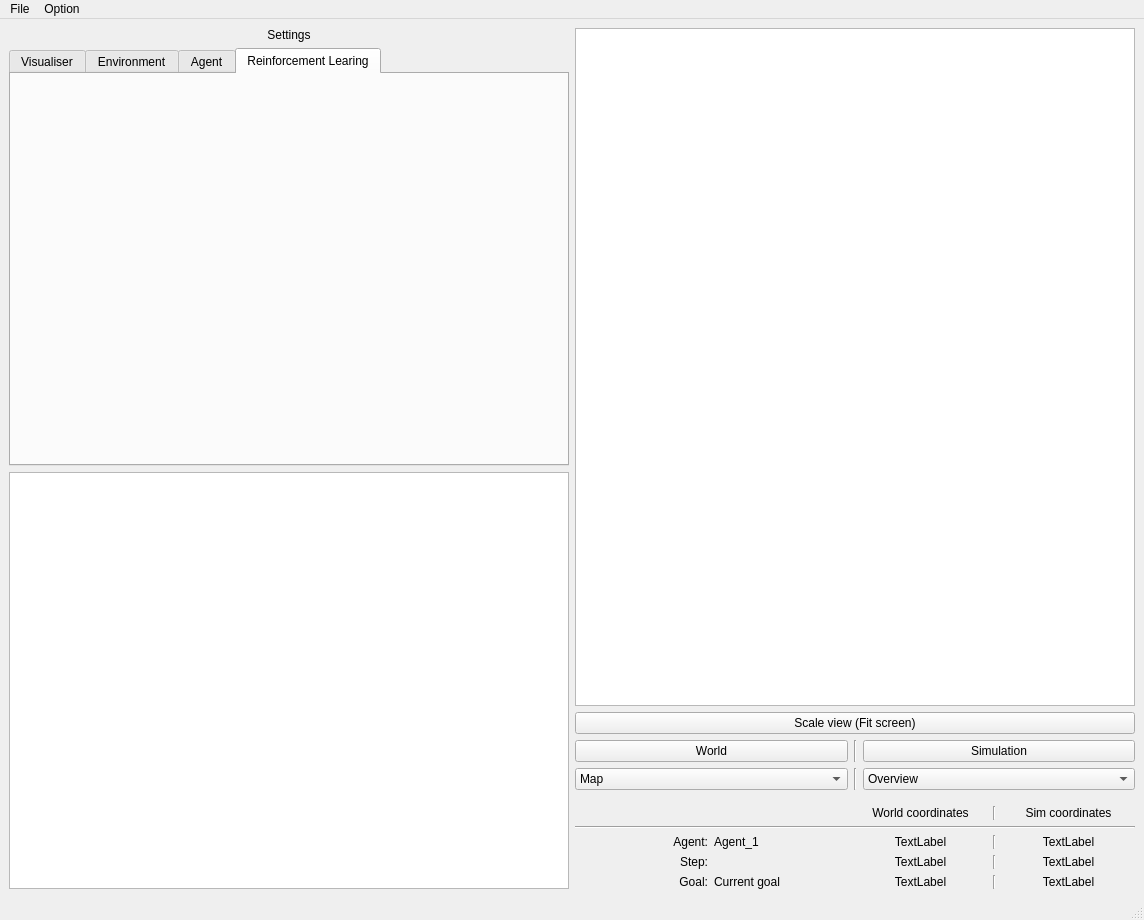
First picture: the form in RSAI_Engine/GUI/Layouts/Layout_2.ui, repository vguillet/RSAI_Engine, before the edit.
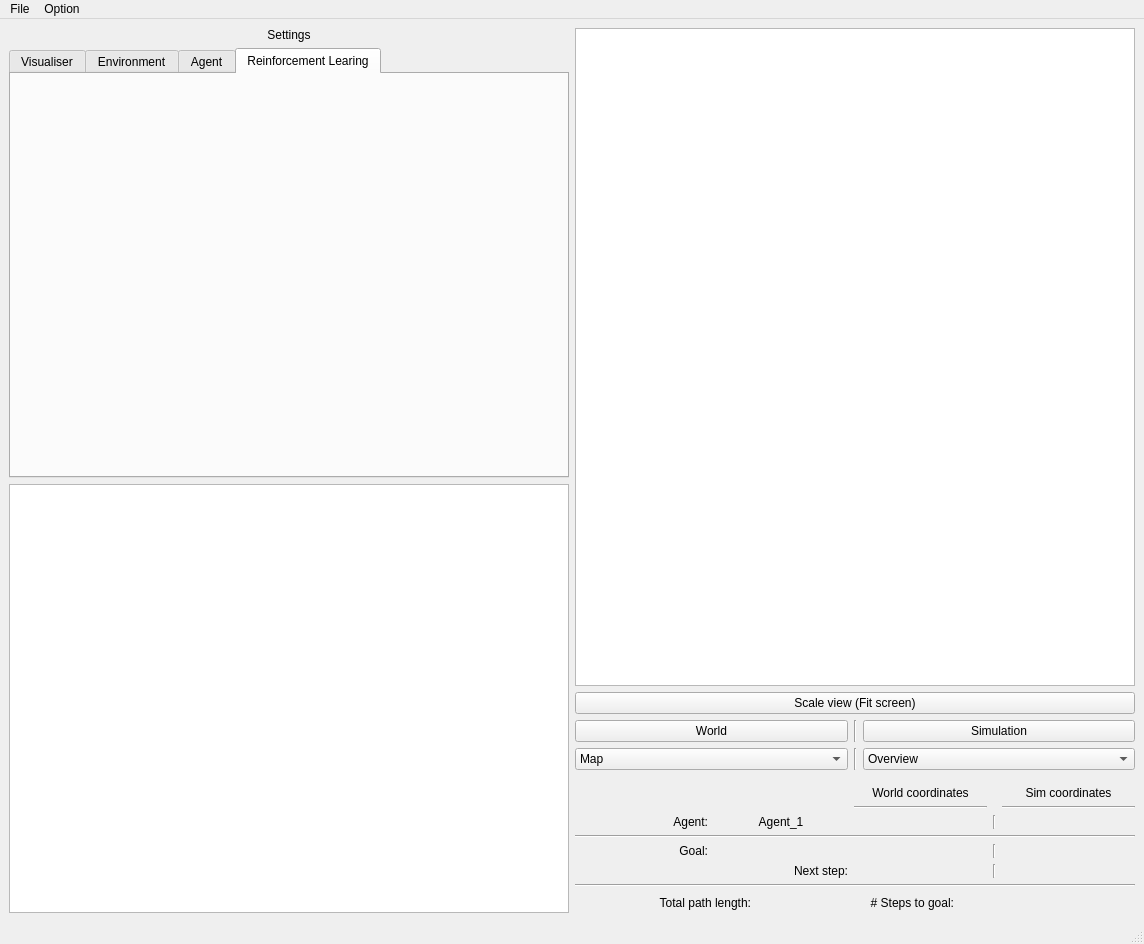
Second picture: the form after the edit.

Commit message: finished gui summary, added path coordinate shift

Diff of the .ui file:
```diff
--- a/RSAI_Engine/GUI/Layouts/Layout_2.ui
+++ b/RSAI_Engine/GUI/Layouts/Layout_2.ui
@@ -7,7 +7,7 @@
     <x>0</x>
     <y>0</y>
     <width>1144</width>
-    <height>920</height>
+    <height>944</height>
    </rect>
   </property>
   <property name="minimumSize">
@@ -59,6 +59,7 @@
            <attribute name="title">
             <string>Reinforcement Learing</string>
            </attribute>
+           <layout class="QHBoxLayout" name="horizontalLayout_8"/>
           </widget>
          </widget>
         </item>
@@ -179,165 +180,153 @@
          </spacer>
         </item>
         <item>
-         <layout class="QVBoxLayout" name="verticalLayout_6">
-          <item>
-           <layout class="QHBoxLayout" name="horizontalLayout_2">
-            <item>
-             <widget class="QLabel" name="label_2">
-              <property name="text">
-               <string/>
-              </property>
-              <property name="margin">
-               <number>-8</number>
-              </property>
-             </widget>
-            </item>
-            <item>
-             <widget class="QLabel" name="label_11">
-              <property name="text">
-               <string/>
-              </property>
-             </widget>
-            </item>
-            <item>
-             <widget class="QLabel" name="label_3">
-              <property name="text">
-               <string>World coordinates</string>
-              </property>
-              <property name="alignment">
-               <set>Qt::AlignCenter</set>
-              </property>
-             </widget>
-            </item>
-            <item>
-             <widget class="Line" name="line_4">
-              <property name="orientation">
-               <enum>Qt::Vertical</enum>
-              </property>
-             </widget>
-            </item>
-            <item>
-             <widget class="QLabel" name="label_4">
-              <property name="text">
-               <string>Sim coordinates</string>
-              </property>
-              <property name="alignment">
-               <set>Qt::AlignCenter</set>
-              </property>
-             </widget>
-            </item>
-           </layout>
+         <layout class="QGridLayout" name="gridLayout_2">
+          <item row="0" column="4">
+           <widget class="QLabel" name="label_4">
+            <property name="text">
+             <string>Sim coordinates</string>
+            </property>
+            <property name="alignment">
+             <set>Qt::AlignCenter</set>
+            </property>
+           </widget>
           </item>
-          <item>
+          <item row="1" column="2">
+           <widget class="Line" name="line_4">
+            <property name="orientation">
+             <enum>Qt::Horizontal</enum>
+            </property>
+           </widget>
+          </item>
+          <item row="1" column="4">
+           <widget class="Line" name="line_5">
+            <property name="orientation">
+             <enum>Qt::Horizontal</enum>
+            </property>
+           </widget>
+          </item>
+          <item row="2" column="2">
+           <widget class="QLabel" name="agent_pos_world_coordinates">
+            <property name="text">
+             <string/>
+            </property>
+            <property name="alignment">
+             <set>Qt::AlignCenter</set>
+            </property>
+           </widget>
+          </item>
+          <item row="2" column="4">
+           <widget class="QLabel" name="agent_pos_simulation_coordinates">
+            <property name="text">
+             <string/>
+            </property>
+            <property name="alignment">
+             <set>Qt::AlignCenter</set>
+            </property>
+           </widget>
+          </item>
+          <item row="2" column="0">
+           <widget class="QLabel" name="label_5">
+            <property name="text">
+             <string>Agent:</string>
+            </property>
+            <property name="alignment">
+             <set>Qt::AlignRight|Qt::AlignTrailing|Qt::AlignVCenter</set>
+            </property>
+           </widget>
+          </item>
+          <item row="2" column="3">
            <widget class="Line" name="line">
             <property name="orientation">
-             <enum>Qt::Horizontal</enum>
+             <enum>Qt::Vertical</enum>
+            </property>
+           </widget>
+          </item>
+          <item row="0" column="1">
+           <widget class="QLabel" name="label_11">
+            <property name="text">
+             <string/>
+            </property>
+           </widget>
+          </item>
+          <item row="0" column="2">
+           <widget class="QLabel" name="label_3">
+            <property name="text">
+             <string>World coordinates</string>
+            </property>
+            <property name="alignment">
+             <set>Qt::AlignCenter</set>
+            </property>
+           </widget>
+          </item>
+          <item row="2" column="1">
+           <widget class="QLabel" name="agent_name">
+            <property name="text">
+             <string>Agent_1</string>
+            </property>
+            <property name="alignment">
+             <set>Qt::AlignCenter</set>
+            </property>
+           </widget>
+          </item>
+          <item row="0" column="0">
+           <widget class="QLabel" name="label_2">
+            <property name="text">
+             <string/>
+            </property>
+            <property name="margin">
+             <number>-8</number>
             </property>
            </widget>
           </item>
          </layout>
         </item>
+        <item>
+         <widget class="Line" name="line_8">
+          <property name="orientation">
+           <enum>Qt::Horizontal</enum>
+          </property>
+         </widget>
+        </item>
        </layout>
       </item>
       <item>
-       <layout class="QHBoxLayout" name="horizontalLayout_4">
-        <item>
-         <widget class="QLabel" name="label_5">
-          <property name="text">
-           <string>Agent:</string>
+       <layout class="QGridLayout" name="gridLayout_3">
+        <item row="0" column="5">
+         <widget class="Line" name="line_3">
+          <property name="orientation">
+           <enum>Qt::Vertical</enum>
           </property>
-          <property name="alignment">
-           <set>Qt::AlignRight|Qt::AlignTrailing|Qt::AlignVCenter</set>
-          </property>
          </widget>
         </item>
-        <item>
-         <widget class="QLabel" name="agent_name">
-          <property name="text">
-           <string>Agent_1</string>
-          </property>
-         </widget>
-        </item>
-        <item>
-         <widget class="QLabel" name="agent_pos_world_coordinates">
-          <property name="text">
-           <string>TextLabel</string>
-          </property>
-          <property name="alignment">
-           <set>Qt::AlignCenter</set>
-          </property>
-         </widget>
-        </item>
-        <item>
+        <item row="1" column="5">
          <widget class="Line" name="line_2">
           <property name="orientation">
            <enum>Qt::Vertical</enum>
           </property>
          </widget>
         </item>
-        <item>
-         <widget class="QLabel" name="agent_pos_simulation_coordinates">
-          <property name="text">
-           <string>TextLabel</string>
-          </property>
-          <property name="alignment">
-           <set>Qt::AlignCenter</set>
-          </property>
-         </widget>
-        </item>
-       </layout>
-      </item>
-      <item>
-       <layout class="QHBoxLayout" name="horizontalLayout_7">
-        <item>
-         <widget class="QLabel" name="label_6">
-          <property name="text">
-           <string>Step:</string>
-          </property>
-          <property name="alignment">
-           <set>Qt::AlignRight|Qt::AlignTrailing|Qt::AlignVCenter</set>
-          </property>
-         </widget>
-        </item>
-        <item>
-         <widget class="QLabel" name="label_9">
-          <property name="text">
-           <string/>
-          </property>
-         </widget>
-        </item>
-        <item>
-         <widget class="QLabel" name="step_pos_world_coordinates">
-          <property name="text">
-           <string>TextLabel</string>
-          </property>
-          <property name="alignment">
-           <set>Qt::AlignCenter</set>
-          </property>
-         </widget>
-        </item>
-        <item>
-         <widget class="Line" name="line_5">
-          <property name="orientation">
-           <enum>Qt::Vertical</enum>
-          </property>
-         </widget>
-        </item>
-        <item>
+        <item row="1" column="6">
          <widget class="QLabel" name="step_pos_simulation_coordinates">
           <property name="text">
-           <string>TextLabel</string>
+           <string/>
           </property>
           <property name="alignment">
            <set>Qt::AlignCenter</set>
           </property>
          </widget>
         </item>
-       </layout>
-      </item>
-      <item>
-       <layout class="QHBoxLayout" name="horizontalLayout_5">
-        <item>
+        <item row="0" column="4">
+         <widget class="QLabel" name="goal_pos_world_coordinates">
+          <property name="text">
+           <string/>
+          </property>
+          <property name="alignment">
+           <set>Qt::AlignCenter</set>
+          </property>
+         </widget>
+        </item>
+        <item row="0" column="0">
          <widget class="QLabel" name="label_8">
           <property name="text">
            <string>Goal:</string>
@@ -347,39 +336,132 @@
           </property>
          </widget>
         </item>
-        <item>
-         <widget class="QLabel" name="goal_name">
-          <property name="text">
-           <string>Current goal</string>
-          </property>
-         </widget>
-        </item>
-        <item>
-         <widget class="QLabel" name="goal_pos_world_coordinates">
-          <property name="text">
-           <string>TextLabel</string>
-          </property>
-          <property name="alignment">
-           <set>Qt::AlignCenter</set>
-          </property>
-         </widget>
-        </item>
-        <item>
-         <widget class="Line" name="line_3">
-          <property name="orientation">
-           <enum>Qt::Vertical</enum>
-          </property>
-         </widget>
-        </item>
-        <item>
+        <item row="0" column="6">
          <widget class="QLabel" name="goal_pos_simulation_coordinates">
           <property name="text">
-           <string>TextLabel</string>
+           <string/>
           </property>
           <property name="alignment">
            <set>Qt::AlignCenter</set>
           </property>
          </widget>
+        </item>
+        <item row="0" column="1">
+         <widget class="QLabel" name="goal_name">
+          <property name="text">
+           <string/>
+          </property>
+          <property name="alignment">
+           <set>Qt::AlignCenter</set>
+          </property>
+         </widget>
+        </item>
+        <item row="1" column="4">
+         <widget class="QLabel" name="step_pos_world_coordinates">
+          <property name="text">
+           <string/>
+          </property>
+          <property name="alignment">
+           <set>Qt::AlignCenter</set>
+          </property>
+         </widget>
+        </item>
+        <item row="1" column="0">
+         <widget class="QLabel" name="label_9">
+          <property name="text">
+           <string/>
+          </property>
+          <property name="alignment">
+           <set>Qt::AlignCenter</set>
+          </property>
+         </widget>
+        </item>
+        <item row="1" column="1">
+         <widget class="QLabel" name="label_6">
+          <property name="text">
+           <string>Next step:</string>
+          </property>
+          <property name="alignment">
+           <set>Qt::AlignRight|Qt::AlignTrailing|Qt::AlignVCenter</set>
+          </property>
+         </widget>
+        </item>
+       </layout>
+      </item>
+      <item>
+       <widget class="Line" name="line_9">
+        <property name="orientation">
+         <enum>Qt::Horizontal</enum>
+        </property>
+       </widget>
+      </item>
+      <item>
+       <layout class="QGridLayout" name="gridLayout_4">
+        <item row="0" column="3">
+         <widget class="QLabel" name="label_10">
+          <property name="text">
+           <string># Steps to goal:</string>
+          </property>
+          <property name="alignment">
+           <set>Qt::AlignRight|Qt::AlignTrailing|Qt::AlignVCenter</set>
+          </property>
+         </widget>
+        </item>
+        <item row="0" column="2">
+         <widget class="QLabel" name="total_path_length">
+          <property name="text">
+           <string/>
+          </property>
+         </widget>
+        </item>
+        <item row="0" column="1">
+         <widget class="QLabel" name="label_7">
+          <property name="text">
+           <string>Total path length:</string>
+          </property>
+          <property name="alignment">
+           <set>Qt::AlignRight|Qt::AlignTrailing|Qt::AlignVCenter</set>
+          </property>
+         </widget>
+        </item>
+        <item row="0" column="4">
+         <widget class="QLabel" name="steps_to_goal">
+          <property name="text">
+           <string/>
+          </property>
+         </widget>
+        </item>
+        <item row="0" column="5">
+         <spacer name="horizontalSpacer">
+          <property name="orientation">
+           <enum>Qt::Horizontal</enum>
+          </property>
+          <property name="sizeType">
+           <enum>QSizePolicy::Fixed</enum>
+          </property>
+          <property name="sizeHint" stdset="0">
+           <size>
+            <width>80</width>
+            <height>20</height>
+           </size>
+          </property>
+         </spacer>
+        </item>
+        <item row="0" column="0">
+         <spacer name="horizontalSpacer_2">
+          <property name="orientation">
+           <enum>Qt::Horizontal</enum>
+          </property>
+          <property name="sizeType">
+           <enum>QSizePolicy::Fixed</enum>
+          </property>
+          <property name="sizeHint" stdset="0">
+           <size>
+            <width>80</width>
+            <height>20</height>
+           </size>
+          </property>
+         </spacer>
         </item>
        </layout>
       </item>
```
The commit also changes 7 other files.
